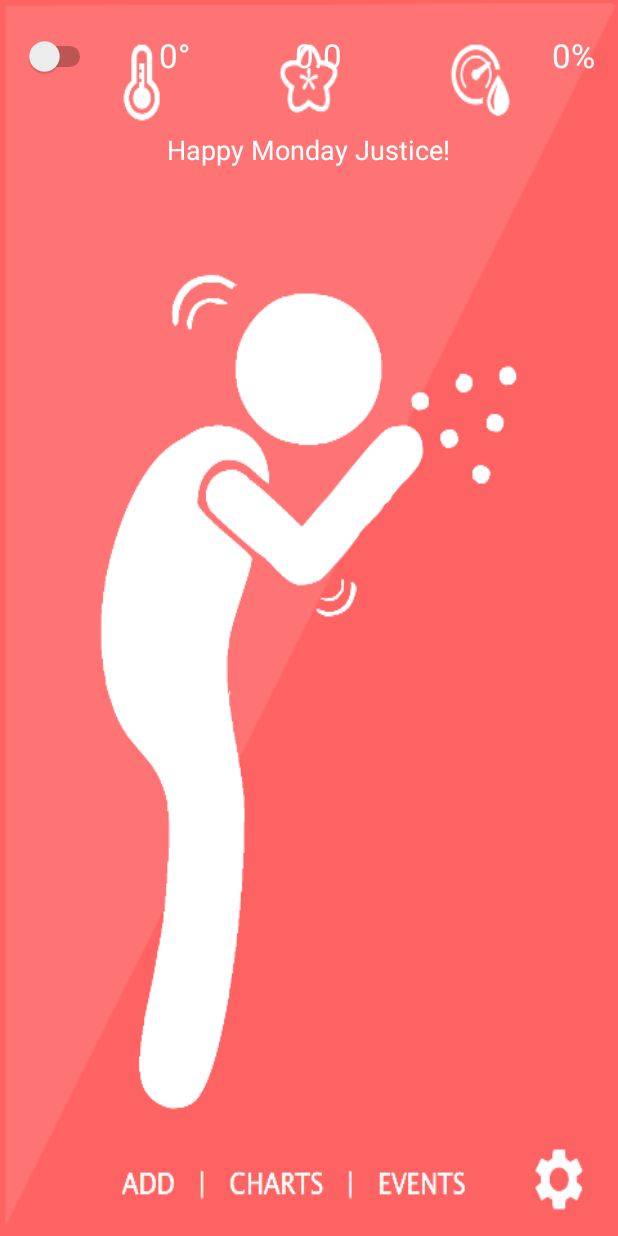
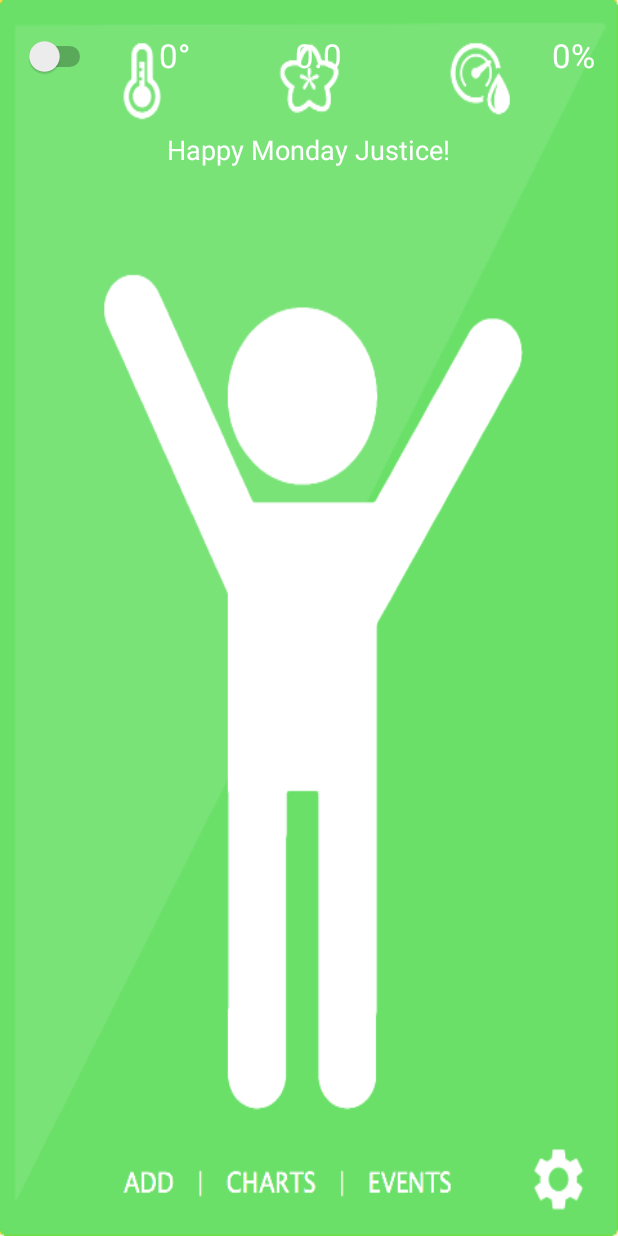
Before and after one commit to justiceamoh/AsthmaGuard, an Android app: the screen it shows after launch (MainActivity), on a phone screen of 412 x 824 dp. Run offline under Robolectric (Android 15) with nearby library versions, the phone set to English and light mode, and no system bars; network calls fail.

Commit message:
Completed merge, and integration of all features

```diff
--- a/app/src/main/java/edu/dartmouth/asthmaguard/MainActivity.java
+++ b/app/src/main/java/edu/dartmouth/asthmaguard/MainActivity.java
@@ -1,7 +1,10 @@
 package edu.dartmouth.asthmaguard;
 
+import android.app.AlertDialog;
+import android.content.DialogInterface;
 import android.content.Intent;
 import android.graphics.Color;
+import android.net.Uri;
 import android.os.AsyncTask;
 import android.support.v7.app.ActionBarActivity;
 import android.os.Bundle;
@@ -11,12 +14,14 @@ import android.view.View;
 import android.widget.Button;
 import android.widget.RelativeLayout;
 import android.widget.TextView;
+import android.widget.Toast;
 
 
 public class MainActivity extends ActionBarActivity {
-    int temperature=0;
-    double pollencount=0.0;
-    int humidity=0;
+    int temperature = 0;
+    double pollencount = 0.0;
+    int humidity = 0;
+    int healthlevel=0;
 
 
     @Override
@@ -28,46 +33,95 @@ public class MainActivity extends ActionBarActivity {
         Button btn_charts  = (Button) findViewById(R.id.btn_charts);
         Button btn_events  = (Button) findViewById(R.id.btn_events);
         Button btn_setting = (Button) findViewById(R.id.btn_settings);
+        Button btn_panic   = (Button) findViewById(R.id.btn_panic);
+        Button btn_toggle  = (Button) findViewById(R.id.btn_togglebg);
 
         btn_events.setBackgroundColor(Color.TRANSPARENT);
         btn_add.setBackgroundColor(Color.TRANSPARENT);
         btn_charts.setBackgroundColor(Color.TRANSPARENT);
         btn_setting.setBackgroundColor(Color.TRANSPARENT);
+        btn_panic.setBackgroundColor(Color.TRANSPARENT);
+        btn_toggle.setBackgroundColor(Color.TRANSPARENT);
 
-        btn_events.setOnClickListener(new View.OnClickListener(){
+        btn_events.setOnClickListener(new View.OnClickListener() {
             public void onClick(View v) {
                 Intent intent = new Intent(getApplicationContext(), Main_SlindingTab.class);
                 startActivity(intent);
             }
         });
 
-        btn_charts.setOnClickListener(new View.OnClickListener(){
+        btn_charts.setOnClickListener(new View.OnClickListener() {
             public void onClick(View v) {
                 Intent intent = new Intent(getApplicationContext(), ViewPagerChartsActivity.class);
                 startActivity(intent);
             }
         });
 
-        btn_add.setOnClickListener(new View.OnClickListener(){
+        btn_add.setOnClickListener(new View.OnClickListener() {
             public void onClick(View v) {
                 Intent intent = new Intent(getApplicationContext(), AudioRecorder.class);
                 startActivity(intent);
             }
         });
 
-        btn_setting.setOnClickListener(new View.OnClickListener(){
+        btn_setting.setOnClickListener(new View.OnClickListener() {
             public void onClick(View v) {
                 Intent intent = new Intent(getApplicationContext(), settingActivity.class);
                 startActivity(intent);
             }
         });
 
+        btn_toggle.setOnClickListener(new View.OnClickListener() {
+            public void onClick(View v) {
+                int i = (++healthlevel % 3);
+                setHealthLevel(i);
+            }
+        });
+
+        btn_panic.setOnLongClickListener(new View.OnLongClickListener() {
+            public boolean onLongClick(View v) {
+                //Menu Items
+                final CharSequence[] items2 = {"Call Emergency Contact", "Call Doctor", "Call 911"};
+
+                AlertDialog.Builder alertDialog = new AlertDialog.Builder(MainActivity.this);
+                alertDialog.create(); //Read Update
+                alertDialog.setTitle("Panic?");
+                alertDialog.setItems(items2, new DialogInterface.OnClickListener() {
+                    public void onClick(DialogInterface dialog, int which) {
+                        switch (which) {
+                            case 0:
+                                //Numbers can be changed
+
+                                Intent callIntent = new Intent(Intent.ACTION_CALL, Uri.parse("tel:7325434595"));
+
+                                startActivity(callIntent);
+
+                                return;
+                            case 1:
+                                Intent callIntent2 = new Intent(Intent.ACTION_CALL, Uri.parse("tel:7325434595"));
+                                startActivity(callIntent2);
+
+                                return;
+                            case 2:
+                                Intent callIntent3 = new Intent(Intent.ACTION_CALL, Uri.parse("tel:7325434595"));
+                                startActivity(callIntent3);
+
+                        }
+                    }
+                });
+
+                alertDialog.show();
+                return true;
+            }
+
+        });
+
 
         String username = "Justice";
         TextView greetings = (TextView) findViewById(R.id.greetings_tv);
-        greetings.setText(Greetings.getGreeting()+ " " + username +"!");
+        greetings.setText(Greetings.getGreeting() + " " + username + "!");
         new AsyncTaskWeather().execute();   // Get temperature, humidity & pollen count
-        setHealthLevel(3);
+        setHealthLevel(0);
     }
 
 
@@ -77,7 +131,7 @@ public class MainActivity extends ActionBarActivity {
         protected String doInBackground(String... params) {
             try {
                 temperature = (int) WeatherParser.getTemperature();
-                humidity    = WeatherParser.getHumidity();
+                humidity = WeatherParser.getHumidity();
                 pollencount = WeatherParser.getPollen();
             } catch (Exception e) {
                 e.printStackTrace();
@@ -87,12 +141,12 @@ public class MainActivity extends ActionBarActivity {
 
         @Override
         protected void onPostExecute(String response) {
-            TextView temp_tv = (TextView)findViewById(R.id.temperature_tv);
-            TextView hum_tv = (TextView)findViewById(R.id.humid_tv);
-            TextView pollen_tv = (TextView)findViewById(R.id.pollen_tv);
+            TextView temp_tv = (TextView) findViewById(R.id.temperature_tv);
+            TextView hum_tv = (TextView) findViewById(R.id.humid_tv);
+            TextView pollen_tv = (TextView) findViewById(R.id.pollen_tv);
 
-            temp_tv.setText(String.valueOf(temperature)+"°");
-            hum_tv.setText(String.valueOf(humidity)+"%");
+            temp_tv.setText(String.valueOf(temperature) + "°");
+            hum_tv.setText(String.valueOf(humidity) + "%");
             pollen_tv.setText(String.valueOf(pollencount));
         }
 
@@ -121,20 +175,23 @@ public class MainActivity extends ActionBarActivity {
         return super.onOptionsItemSelected(item);
     }
 
-    public void setHealthLevel(int level){
+
+
+    public void setHealthLevel(int level) {
         RelativeLayout mlayout = (RelativeLayout) findViewById(R.id.mainlayout);
 
-        switch(level){
-            case 1:
+        switch (level) {
+            case 0:
                 mlayout.setBackgroundResource(R.drawable.goodhealth);
                 break;
-            case 2:
+            case 1:
                 mlayout.setBackgroundResource(R.drawable.moderatehealth);
                 break;
-            case 3:
+            case 2:
                 mlayout.setBackgroundResource(R.drawable.badhealth);
                 break;
         }
+        healthlevel = level;
     }
 
 
--- a/app/src/main/res/layout/activity_main.xml
+++ b/app/src/main/res/layout/activity_main.xml
@@ -103,5 +103,21 @@
         android:layout_alignLeft="@+id/humid_tv"
         android:layout_alignStart="@+id/humid_tv" />
 
+    <Button
+        style="?android:attr/buttonStyleSmall"
+        android:layout_width="150dp"
+        android:layout_height="150dp"
+        android:id="@+id/btn_panic"
+        android:layout_centerVertical="true"
+        android:layout_centerHorizontal="true" />
+
+    <Button
+        android:layout_width="30dp"
+        android:layout_height="60dp"
+        android:id="@+id/btn_togglebg"
+        android:layout_alignBottom="@+id/btn_add"
+        android:layout_alignParentLeft="true"
+        android:layout_alignParentStart="true" />
+
 
 </RelativeLayout>
```
Also changed, not shown: app/src/main/AndroidManifest.xml (+6 -1 lines), app/src/main/java/edu/dartmouth/asthmaguard/ResourcePage.java (added, +19 -0 lines), app/src/main/res/layout/resources_page.xml (added, +81 -0 lines), app/src/main/res/values/strings.xml (+10 -0 lines), app/src/main/res/xml/preferences.xml (+36 -40 lines).
